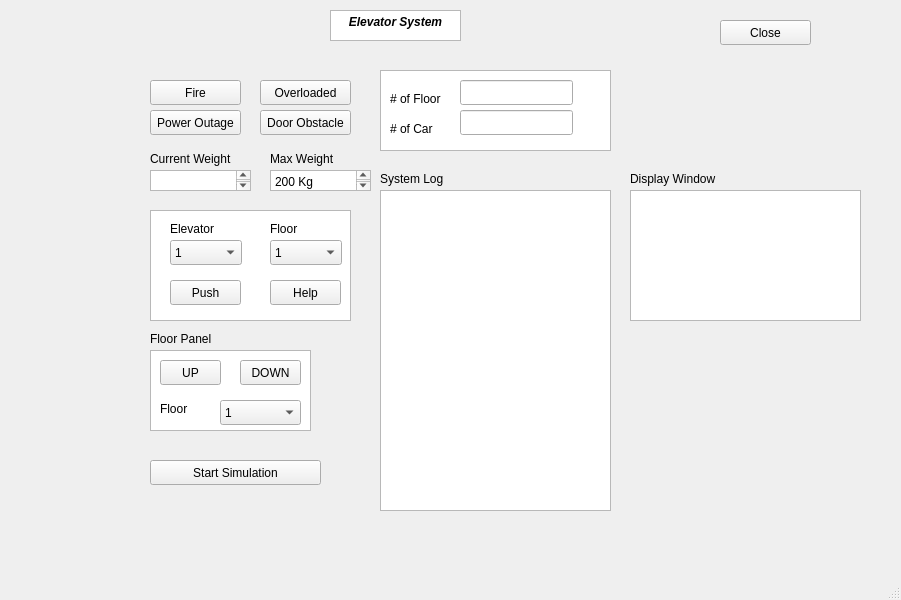
Above: Sourcecode/ElevatorSourceCode/mainwindow.ui from NirmithDAlmeida/COMP3004A3 before the change. Below: the same form after it.
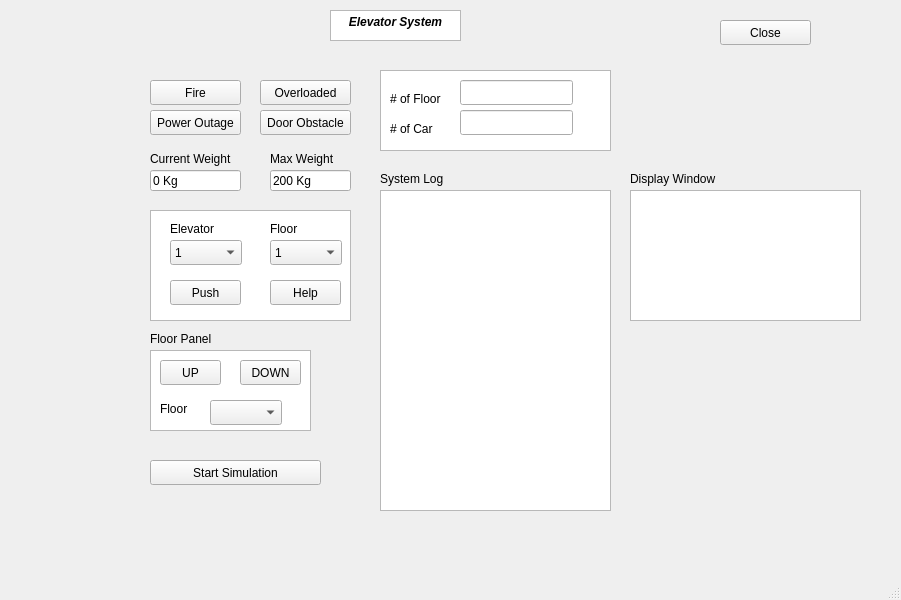
That is the form after the change.

Commit message: Added Weight and some more features

The edit to the form file:
```diff
--- a/Sourcecode/ElevatorSourceCode/mainwindow.ui
+++ b/Sourcecode/ElevatorSourceCode/mainwindow.ui
@@ -155,16 +155,6 @@
      <string># of Car</string>
     </property>
    </widget>
-   <widget class="QTextBrowser" name="textBrowser_4">
-    <property name="geometry">
-     <rect>
-      <x>150</x>
-      <y>170</y>
-      <width>101</width>
-      <height>21</height>
-     </rect>
-    </property>
-   </widget>
    <widget class="QLabel" name="label_3">
     <property name="geometry">
      <rect>
@@ -191,23 +181,6 @@
      <string>Max Weight</string>
     </property>
    </widget>
-   <widget class="QTextBrowser" name="textBrowser_5">
-    <property name="geometry">
-     <rect>
-      <x>270</x>
-      <y>170</y>
-      <width>101</width>
-      <height>21</height>
-     </rect>
-    </property>
-    <property name="html">
-     <string>&lt;!DOCTYPE HTML PUBLIC &quot;-//W3C//DTD HTML 4.0//EN&quot; &quot;http://www.w3.org/TR/REC-html40/strict.dtd&quot;&gt;
-&lt;html&gt;&lt;head&gt;&lt;meta name=&quot;qrichtext&quot; content=&quot;1&quot; /&gt;&lt;style type=&quot;text/css&quot;&gt;
-p, li { white-space: pre-wrap; }
-&lt;/style&gt;&lt;/head&gt;&lt;body style=&quot; font-family:'Noto Sans'; font-size:9pt; font-weight:400; font-style:normal;&quot;&gt;
-&lt;p style=&quot; margin-top:0px; margin-bottom:0px; margin-left:0px; margin-right:0px; -qt-block-indent:0; text-indent:0px;&quot;&gt;200 Kg&lt;/p&gt;&lt;/body&gt;&lt;/html&gt;</string>
-    </property>
-   </widget>
    <widget class="QComboBox" name="comboBox">
     <property name="geometry">
      <rect>
@@ -307,16 +280,6 @@
      <string>Display Window</string>
     </property>
    </widget>
-   <widget class="QTextBrowser" name="textBrowser_7">
-    <property name="geometry">
-     <rect>
-      <x>150</x>
-      <y>350</y>
-      <width>161</width>
-      <height>81</height>
-     </rect>
-    </property>
-   </widget>
    <widget class="QPushButton" name="pushButton_7">
     <property name="geometry">
      <rect>
@@ -356,26 +319,6 @@
      <string>Floor</string>
     </property>
    </widget>
-   <widget class="QComboBox" name="comboBox_3">
-    <property name="geometry">
-     <rect>
-      <x>220</x>
-      <y>400</y>
-      <width>81</width>
-      <height>25</height>
-     </rect>
-    </property>
-    <item>
-     <property name="text">
-      <string>1</string>
-     </property>
-    </item>
-    <item>
-     <property name="text">
-      <string>2</string>
-     </property>
-    </item>
-   </widget>
    <widget class="QLabel" name="label_9">
     <property name="geometry">
      <rect>
@@ -448,6 +391,53 @@
      </rect>
     </property>
    </widget>
+   <widget class="QComboBox" name="comboBox_3">
+    <property name="geometry">
+     <rect>
+      <x>210</x>
+      <y>400</y>
+      <width>72</width>
+      <height>25</height>
+     </rect>
+    </property>
+   </widget>
+   <widget class="QTextBrowser" name="DisplayWindow_2">
+    <property name="geometry">
+     <rect>
+      <x>150</x>
+      <y>350</y>
+      <width>161</width>
+      <height>81</height>
+     </rect>
+    </property>
+   </widget>
+   <widget class="QLineEdit" name="CurrentWeight">
+    <property name="geometry">
+     <rect>
+      <x>150</x>
+      <y>170</y>
+      <width>91</width>
+      <height>21</height>
+     </rect>
+    </property>
+    <property name="text">
+     <string>0 Kg</string>
+    </property>
+   </widget>
+   <widget class="QLineEdit" name="numberFloor_3">
+    <property name="geometry">
+     <rect>
+      <x>270</x>
+      <y>170</y>
+      <width>81</width>
+      <height>21</height>
+     </rect>
+    </property>
+    <property name="text">
+     <string>200 Kg</string>
+    </property>
+   </widget>
+   <zorder>DisplayWindow_2</zorder>
    <zorder>textBrowser_6</zorder>
    <zorder>StartSimulation</zorder>
    <zorder>textBrowser_2</zorder>
```
Left out of the diff: 7 changed lines with no effect on the pictures. The commit also changes 3 other files.
